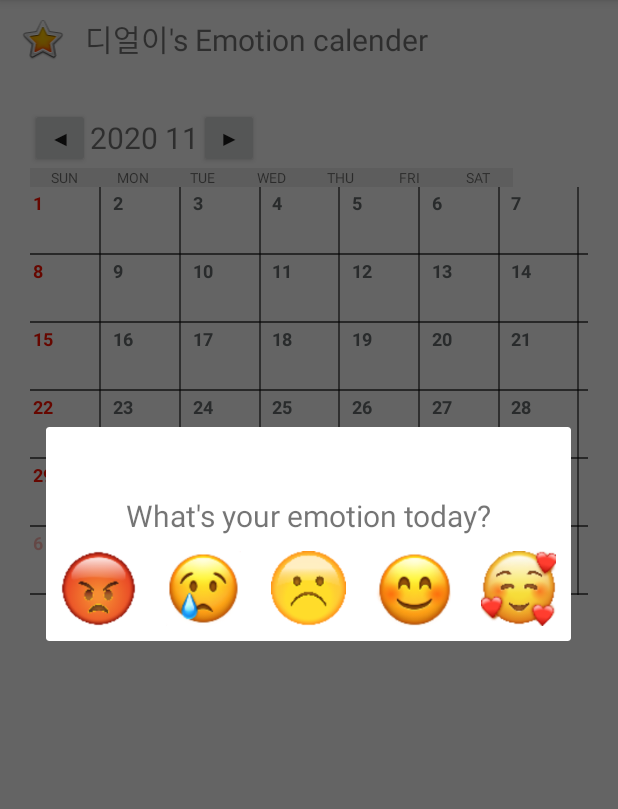
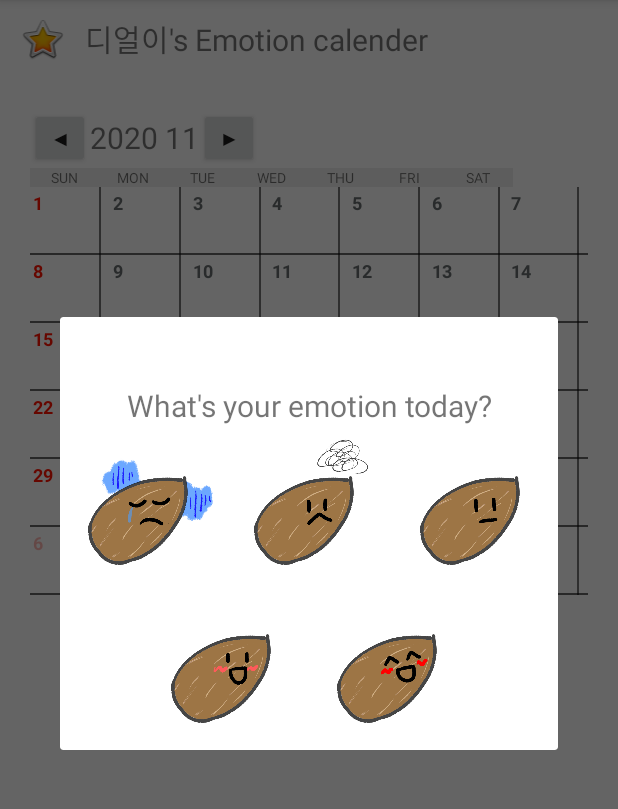
Before and after one commit to ImInnocent/KLab, an Android app: the fragment CalendarFragment shown on its own in the app's theme, after a tap on "10", on a phone screen of 412 x 824 dp, the part 84-893 px from its top. Run offline under Robolectric (Android 15) with nearby library versions, the light colour scheme and no system bars.

Commit message:
간단한 레이아웃 수정

```diff
--- a/IdealMood/app/src/main/java/com/example/idealmood/CalendarAdapter.kt
+++ b/IdealMood/app/src/main/java/com/example/idealmood/CalendarAdapter.kt
@@ -16,11 +16,11 @@ class CalendarAdapter(val frag:CalendarFragment, val myDBHelper: MyDBHelper) : R
 
     companion object {  // 이미지 배열
         val EMOJI:Map<Int, Int> = mapOf(
-            Pair(1, R.drawable.emoji_angry),
-            Pair(2, R.drawable.emoji_cry),
-            Pair(3, R.drawable.emoji_sad),
-            Pair(4, R.drawable.emoji_good),
-            Pair(5, R.drawable.emoji_happy)
+            Pair(1, R.drawable.emotion1_face),
+            Pair(2, R.drawable.emotion2),
+            Pair(3, R.drawable.emotion3),
+            Pair(4, R.drawable.emotion4),
+            Pair(5, R.drawable.emotion5)
         )
     }
 
@@ -52,7 +52,7 @@ class CalendarAdapter(val frag:CalendarFragment, val myDBHelper: MyDBHelper) : R
 
         init{
             itemView.setOnClickListener {
-                // 해당 달 안에 속한 날들이면
+                // 해당 달 안에 속한 날들일 때만 클릭리스너 구현하기
                 if(adapterPosition >= baseCalendar.prevMonthTailOffset &&
                     adapterPosition < baseCalendar.prevMonthTailOffset + baseCalendar.currentMonthMaxDate)
                     itemClickListener?.OnItemClick(this, it, adapterPosition, baseCalendar)
--- a/IdealMood/app/src/main/java/com/example/idealmood/DataManager.kt
+++ b/IdealMood/app/src/main/java/com/example/idealmood/DataManager.kt
@@ -65,12 +65,12 @@ class DataManager private constructor() {
                 }
             }
 
-        private const val AUTO_DATA: Boolean = false
+        private const val AUTO_DATA: Boolean = true
 
         // 자동 심박수 정규 범위(넘을 수 잇음): MEDIAN - BOUND / 2 ~ MEDIAN + BOUND / 2
         private const val AUTO_MEDIAN: Int = 80
         private const val AUTO_BOUND: Int = 30
-        private const val AUTO_INTERVAL: Long = 10 // 초 단위
+        private const val AUTO_INTERVAL: Long = 2 // 초 단위
 
         private const val MAX_COUNT: Int = 10      // 데이터 셋을 추출하는 기준
         private const val DIVISION_COUNT: Int = 6  // 데이터 셋의 크기 (10초 * 6 = 1분)
--- a/IdealMood/app/src/main/java/com/example/idealmood/MyMusicService.kt
+++ b/IdealMood/app/src/main/java/com/example/idealmood/MyMusicService.kt
@@ -88,9 +88,9 @@ class MyMusicService : Service() {
             val mBuilder =  NotificationCompat.Builder(this, "1")
             with(mBuilder) {
                 setSmallIcon(R.drawable.ic_favorite_white_28dp)
-                setContentTitle("솔루션 재생 중")
+                setContentTitle(getString(R.string.music_service_top_bar_title))
                 setContentIntent(msgPendingIntent)
-                setContentText("탭하여 앱 실행하기")
+                setContentText(getString(R.string.music_service_top_bar_contents))
             }
             mNotifyMgr.notify(1, mBuilder.build())  // id는 나중에 알림 제거할 때 사용
         }
--- a/IdealMood/app/src/main/res/layout/fragment_calendar_item_edit.xml
+++ b/IdealMood/app/src/main/res/layout/fragment_calendar_item_edit.xml
@@ -5,7 +5,8 @@
     android:layout_width="wrap_content"
     android:layout_height="wrap_content"
     tools:context=".CalendarItemEditFragment"
-    android:orientation="vertical">
+    android:orientation="vertical"
+    android:gravity="center_horizontal">
 
     <!-- TODO: Update blank fragment layout -->
 
@@ -23,41 +24,51 @@
 
         <Button
             android:id="@+id/worst"
-            android:layout_width="50dp"
-            android:layout_height="50dp"
-            android:background="@drawable/emoji_angry"
-            android:layout_margin="10dp"
+            android:layout_width="100dp"
+            android:layout_height="100dp"
+            android:background="@drawable/emotion1"
+            android:layout_margin="5dp"
             />
 
         <Button
             android:id="@+id/bad"
-            android:layout_width="50dp"
-            android:layout_height="50dp"
-            android:background="@drawable/emoji_cry"
-            android:layout_margin="10dp" />
+            android:layout_width="100dp"
+            android:layout_height="100dp"
+            android:background="@drawable/emotion2"
+            android:layout_margin="5dp" />
 
         <Button
             android:id="@+id/soso"
-            android:layout_width="50dp"
-            android:layout_height="50dp"
-            android:background="@drawable/emoji_sad"
-            android:layout_margin="10dp" />
+            android:layout_width="100dp"
+            android:layout_height="100dp"
+            android:background="@drawable/emotion3"
+            android:layout_margin="5dp" />
+    </LinearLayout>
+
+    <LinearLayout
+        android:layout_width="wrap_content"
+        android:layout_height="wrap_content"
+        android:orientation="horizontal">
 
         <Button
             android:id="@+id/good"
-            android:layout_width="50dp"
-            android:layout_height="50dp"
-            android:background="@drawable/emoji_good"
-            android:layout_margin="10dp" />
+            android:layout_width="100dp"
+            android:layout_height="100dp"
+            android:background="@drawable/emotion4"
+            android:layout_marginStart="5dp"
+            android:layout_marginEnd="5dp"
+            android:layout_marginBottom="5dp" />
 
         <Button
             android:id="@+id/best"
-            android:layout_width="50dp"
-            android:layout_height="50dp"
-            android:background="@drawable/emoji_happy"
-            android:layout_margin="10dp" />
-
+            android:layout_width="100dp"
+            android:layout_height="100dp"
+            android:background="@drawable/emotion5"
+            android:layout_marginStart="5dp"
+            android:layout_marginEnd="5dp"
+            android:layout_marginBottom="5dp" />
     </LinearLayout>
 
 
+
 </LinearLayout>
--- a/IdealMood/app/src/main/res/layout/item_day.xml
+++ b/IdealMood/app/src/main/res/layout/item_day.xml
@@ -12,7 +12,7 @@
         android:layout_height="wrap_content"
         android:layout_marginTop="2dp"
         android:layout_marginStart="2dp"
-        android:textSize="12dp"
+        android:textSize="12sp"
         android:textColor="#676d6e"
         android:textStyle="bold"
         android:text="temp"
@@ -25,7 +25,7 @@
         <ImageView
             android:id="@+id/daystatus"
             android:layout_width="35dp"
-            android:layout_height="35dp"
+            android:layout_height="25dp"
             android:layout_marginLeft="2dp"
             app:layout_constraintBottom_toBottomOf="parent"
             app:layout_constraintStart_toStartOf="parent"
--- a/IdealMood/app/src/main/res/values/strings.xml
+++ b/IdealMood/app/src/main/res/values/strings.xml
@@ -84,6 +84,9 @@
     <string name="emotrash_item_title">Emotrash Item Box</string>
     <string name="emotrash_item_contentstitle">CONTENTS</string>
     <string name="emotrash_item_datetitle">DATE</string>
+
+    <string name="music_service_top_bar_title">Playing Solution</string>
+    <string name="music_service_top_bar_contents">Tap to run the app</string>
     <!--
     This string is used for square devices and overridden by hello_world in
     values-round/strings.xml for round devices.
```
Also changed, not shown: IdealMood/app/src/main/res/layout/activity_splash_page.xml (+6 -6 lines), IdealMood/app/src/main/res/layout/fragment_emotion.xml (+6 -9 lines), IdealMood/app/src/main/res/drawable/emotion1.png (added), IdealMood/app/src/main/res/drawable/emotion1_face.png (added), IdealMood/app/src/main/res/drawable/emotion2.png (added), IdealMood/app/src/main/res/drawable/emotion3.png (added), IdealMood/app/src/main/res/drawable/emotion4.png (added), IdealMood/app/src/main/res/drawable/emotion5.png (added), 1 other file.
